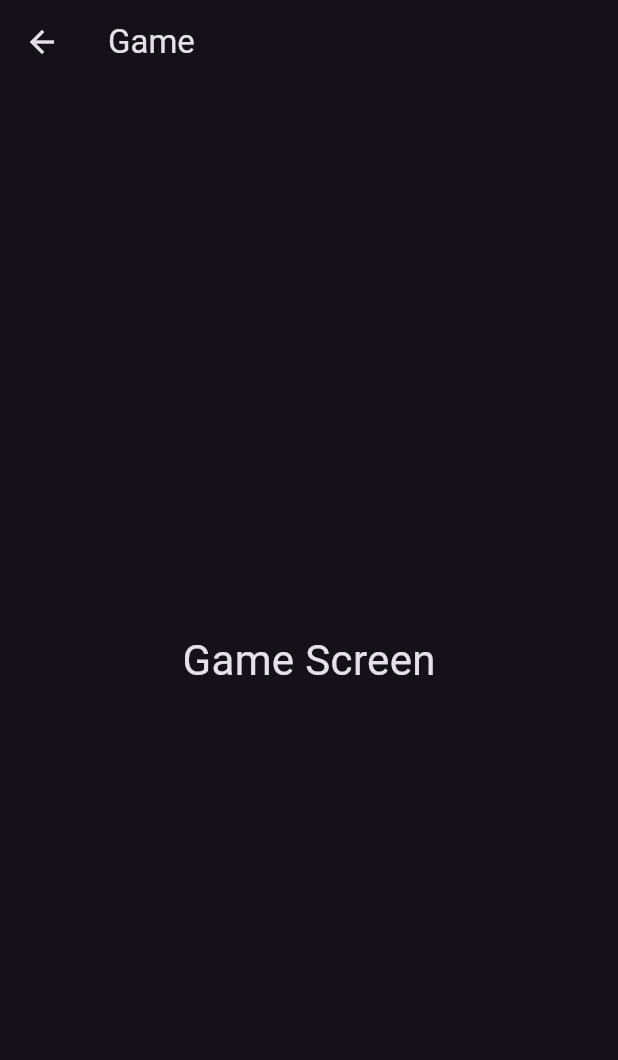
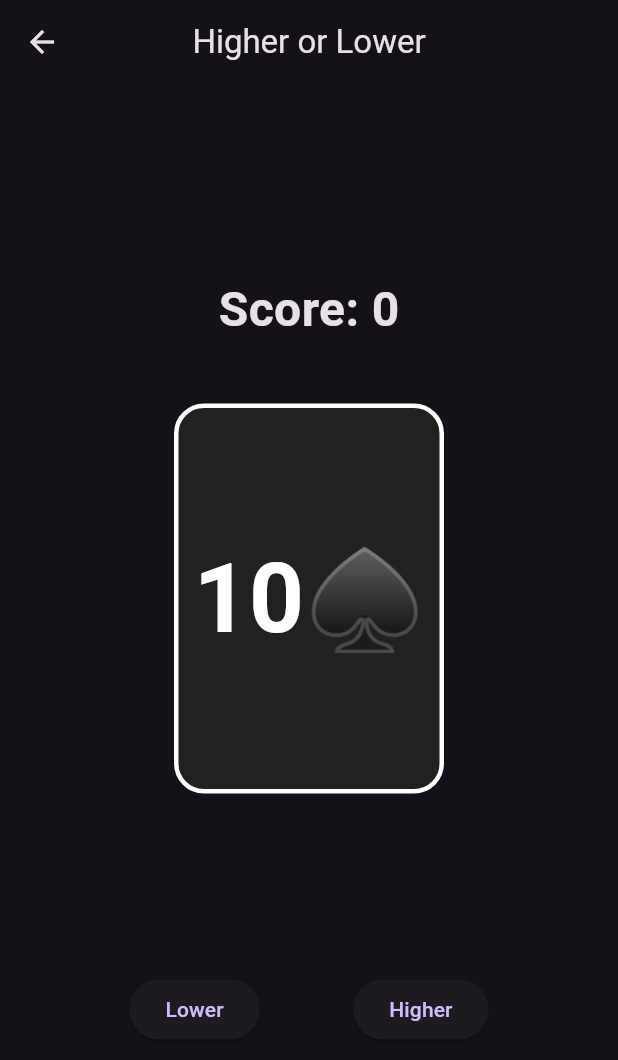
Before and after one commit to a01643270-cell/CARDS, a Flutter app: the GameScreen screen opened directly, on a phone screen of 412 x 824 dp. Shown: the top 1060 px of the screen. Run offline on Flutter 3.47's test engine with Material 3 defaults, Android fonts, the phone set to English and light mode, and no system bars.

Commit message:
Mecánica de juego principal (higher o lower)

```diff
--- /dev/null
+++ b/lib/models/card_model.dart
@@ -0,0 +1,11 @@
+class PlayingCard {
+  final String suit;
+  final String rank;
+  final int value;
+
+  PlayingCard({
+    required this.suit,
+    required this.rank,
+    required this.value,
+  });
+}
--- a/lib/screens/game_screen.dart
+++ b/lib/screens/game_screen.dart
@@ -1,18 +1,128 @@
 import 'package:flutter/material.dart';
 
-class GameScreen extends StatelessWidget {
+import '../models/card_model.dart';
+import '../services/deck_service.dart';
+
+class GameScreen extends StatefulWidget {
   const GameScreen({super.key});
+
+  @override
+  State<GameScreen> createState() => _GameScreenState();
+}
+
+class _GameScreenState extends State<GameScreen> {
+  late PlayingCard currentCard;
+  int score = 0;
+  String resultMessage = '';
+
+  @override
+  void initState() {
+    super.initState();
+    currentCard = DeckService.generateRandomCard();
+  }
+
+  void guess(bool higher) {
+    final nextCard = DeckService.generateRandomCard();
+
+    bool isCorrect;
+
+    if (higher) {
+      isCorrect = nextCard.value >= currentCard.value;
+    } else {
+      isCorrect = nextCard.value <= currentCard.value;
+    }
+
+    setState(() {
+      currentCard = nextCard;
+
+      if (isCorrect) {
+        score++;
+        resultMessage = 'Correct!';
+      } else {
+        score = 0;
+        resultMessage = 'Wrong!';
+      }
+    });
+  }
+
+  Color getCardColor() {
+    if (currentCard.suit == '♥' || currentCard.suit == '♦') {
+      return Colors.red;
+    }
+
+    return Colors.white;
+  }
 
   @override
   Widget build(BuildContext context) {
     return Scaffold(
       appBar: AppBar(
-        title: const Text('Game'),
+        title: const Text('Higher or Lower'),
+        centerTitle: true,
       ),
-      body: const Center(
-        child: Text(
-          'Game Screen',
-          style: TextStyle(fontSize: 28),
+      body: Padding(
+        padding: const EdgeInsets.all(24),
+        child: Column(
+          mainAxisAlignment: MainAxisAlignment.center,
+          children: [
+            Text(
+              'Score: $score',
+              style: const TextStyle(
+                fontSize: 32,
+                fontWeight: FontWeight.bold,
+              ),
+            ),
+
+            const SizedBox(height: 40),
+
+            Container(
+              width: 180,
+              height: 260,
+              decoration: BoxDecoration(
+                color: Colors.grey[900],
+                borderRadius: BorderRadius.circular(20),
+                border: Border.all(
+                  color: Colors.white,
+                  width: 3,
+                ),
+              ),
+              child: Center(
+                child: Text(
+                  '${currentCard.rank}${currentCard.suit}',
+                  style: TextStyle(
+                    fontSize: 64,
+                    fontWeight: FontWeight.bold,
+                    color: getCardColor(),
+                  ),
+                ),
+              ),
+            ),
+
+            const SizedBox(height: 40),
+
+            Text(
+              resultMessage,
+              style: const TextStyle(
+                fontSize: 28,
+              ),
+            ),
+
+            const SizedBox(height: 40),
+
+            Row(
+              mainAxisAlignment: MainAxisAlignment.spaceEvenly,
+              children: [
+                ElevatedButton(
+                  onPressed: () => guess(false),
+                  child: const Text('Lower'),
+                ),
+                ElevatedButton(
+                  onPressed: () => guess(true),
+                  child: const Text('Higher'),
+                ),
+              ],
+            ),
+          ],
         ),
       ),
     );
--- /dev/null
+++ b/lib/services/deck_service.dart
@@ -0,0 +1,41 @@
+import 'dart:math';
+
+import '../models/card_model.dart';
+
+class DeckService {
+  static final Random _random = Random();
+
+  static final List<String> suits = [
+    '♠',
+    '♥',
+    '♦',
+    '♣',
+  ];
+
+  static final List<Map<String, dynamic>> ranks = [
+    {'rank': 'A', 'value': 14},
+    {'rank': 'K', 'value': 13},
+    {'rank': 'Q', 'value': 12},
+    {'rank': 'J', 'value': 11},
+    {'rank': '10', 'value': 10},
+    {'rank': '9', 'value': 9},
+    {'rank': '8', 'value': 8},
+    {'rank': '7', 'value': 7},
+    {'rank': '6', 'value': 6},
+    {'rank': '5', 'value': 5},
+    {'rank': '4', 'value': 4},
+    {'rank': '3', 'value': 3},
+    {'rank': '2', 'value': 2},
+  ];
+
+  static PlayingCard generateRandomCard() {
+    final suit = suits[_random.nextInt(suits.length)];
+    final rankData = ranks[_random.nextInt(ranks.length)];
+
+    return PlayingCard(
+      suit: suit,
+      rank: rankData['rank'],
+      value: rankData['value'],
+    );
+  }
+}
```
